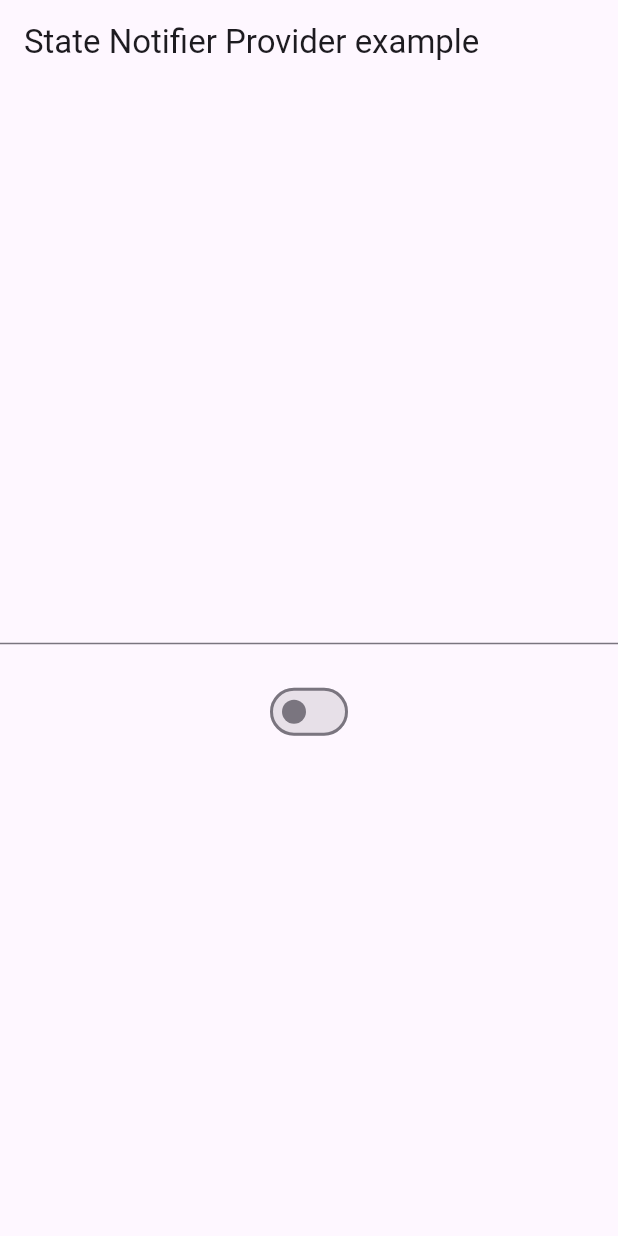
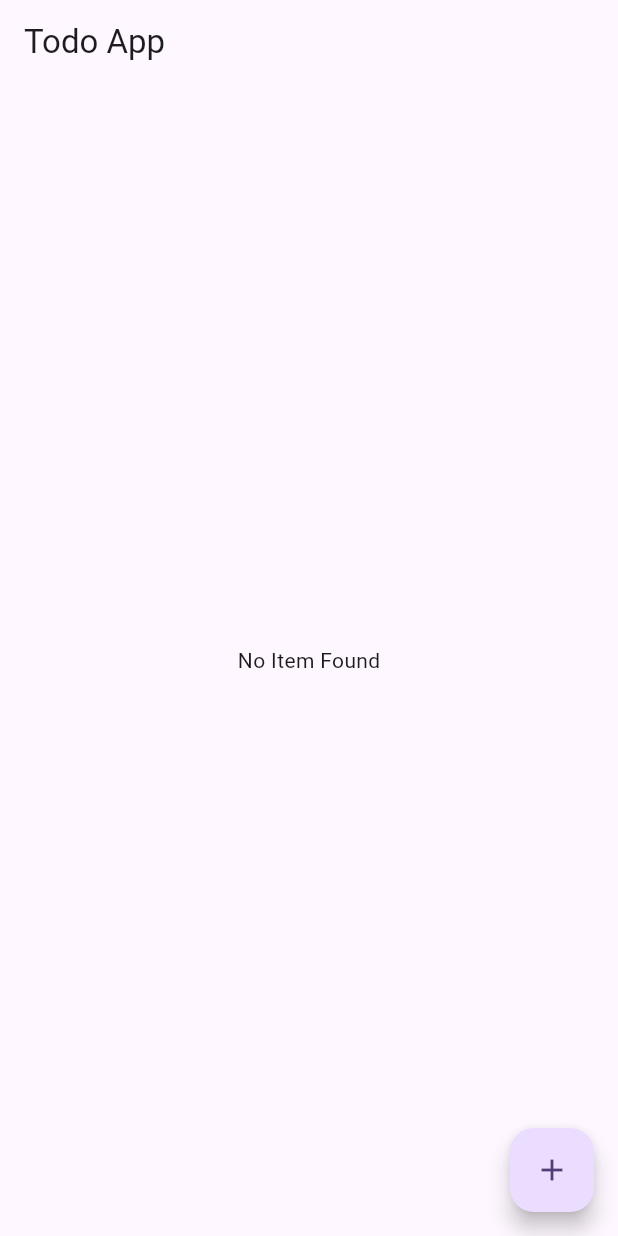
Before and after one commit to TejasD36/riverpod_demo, a Flutter app: the screen it shows after launch, on a phone screen of 412 x 824 dp. Run offline on Flutter 3.47's test engine with Material 3 defaults, Android fonts, the phone set to English and light mode, and no system bars; our stand-ins replace flutter_riverpod.

Commit message:
TODO App using State Notifier Provider from Riverpod

```diff
--- /dev/null
+++ b/lib/lec_6_todo_app/home_screen.dart
@@ -0,0 +1,60 @@
+import 'package:flutter/material.dart';
+import 'package:flutter_riverpod/flutter_riverpod.dart';
+
+import 'item.dart';
+import 'item_provider.dart';
+
+//region TODO App using State Notifier Provider from Riverpod
+class HomeScreen extends ConsumerWidget {
+  const HomeScreen({super.key});
+
+  @override
+  Widget build(BuildContext context, WidgetRef ref) {
+    return Scaffold(
+      appBar: AppBar(title: Text("Todo App")),
+      body: Consumer(
+        builder: (context, ref, child) {
+          final items = ref.watch(itemProvider);
+          if (items != null && items.isNotEmpty) {
+            return ListView.builder(
+              itemCount: items.length,
+              itemBuilder: (context, index) {
+                final Item item = items[index];
+                return ListTile(
+                  title: Text(item.name),
+                  trailing: Row(
+                    mainAxisSize: MainAxisSize.min,
+                    children: [
+                      IconButton(
+                        onPressed: () {
+                          ref.read(itemProvider.notifier).editItem(item.id, "Lec");
+                        },
+                        icon: Icon(Icons.edit),
+                      ),
+                      IconButton(
+                        onPressed: () {
+                          ref.read(itemProvider.notifier).deleteItem(item.id);
+                        },
+                        icon: Icon(Icons.delete),
+                      ),
+                    ],
+                  ),
+                );
+              },
+            );
+          } else {
+            return Center(child: Text("No Item Found"));
+          }
+        },
+      ),
+      floatingActionButton: FloatingActionButton(
+        onPressed: () {
+          ref.read(itemProvider.notifier).addItem("New Item");
+        },
+        child: Icon(Icons.add),
+      ),
+    );
+  }
+}
+
+//endregion TODO App using State Notifier Provider from Riverpod
--- /dev/null
+++ b/lib/lec_6_todo_app/item.dart
@@ -0,0 +1,5 @@
+class Item {
+  String id;
+  String name;
+  Item({required this.id, required this.name});
+}
--- /dev/null
+++ b/lib/lec_6_todo_app/item_provider.dart
@@ -0,0 +1,28 @@
+import 'package:flutter_riverpod/flutter_riverpod.dart';
+
+import 'item.dart';
+
+final itemProvider = StateNotifierProvider<ItemNotifier, List<Item>>((ref) {
+  return ItemNotifier();
+});
+
+class ItemNotifier extends StateNotifier<List<Item>> {
+  ItemNotifier() : super([]);
+
+  void addItem(String name) {
+    final item = Item(id: DateTime.now().toString(), name: name);
+    state.add(item);
+    state = state.toList();
+  }
+
+  void deleteItem(String id) {
+    state.removeWhere((element) => element.id == id);
+    state = state.toList();
+  }
+
+  void editItem(String id, String name) {
+    int index = state.indexWhere((element) => element.id == id);
+    state[index].name = name;
+    state = state.toList();
+  }
+}
--- a/lib/main.dart
+++ b/lib/main.dart
@@ -1,6 +1,6 @@
 import 'package:flutter/material.dart';
 import 'package:flutter_riverpod/flutter_riverpod.dart';
-import 'package:riverpod_demo/lec_5/home_screen.dart';
+import 'package:riverpod_demo/lec_6_todo_app/home_screen.dart';
 
 void main() {
   runApp(const MyApp());
```
